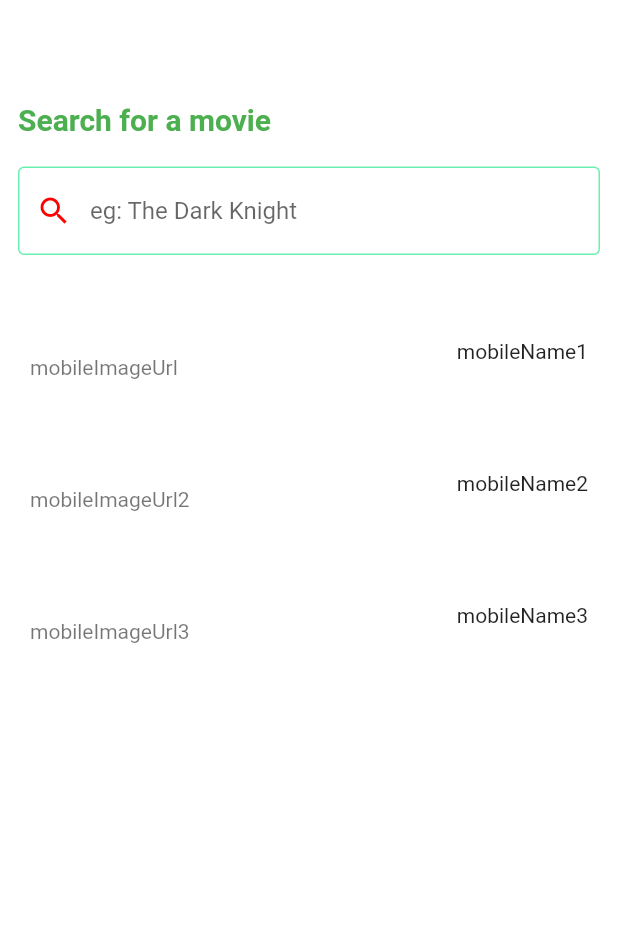
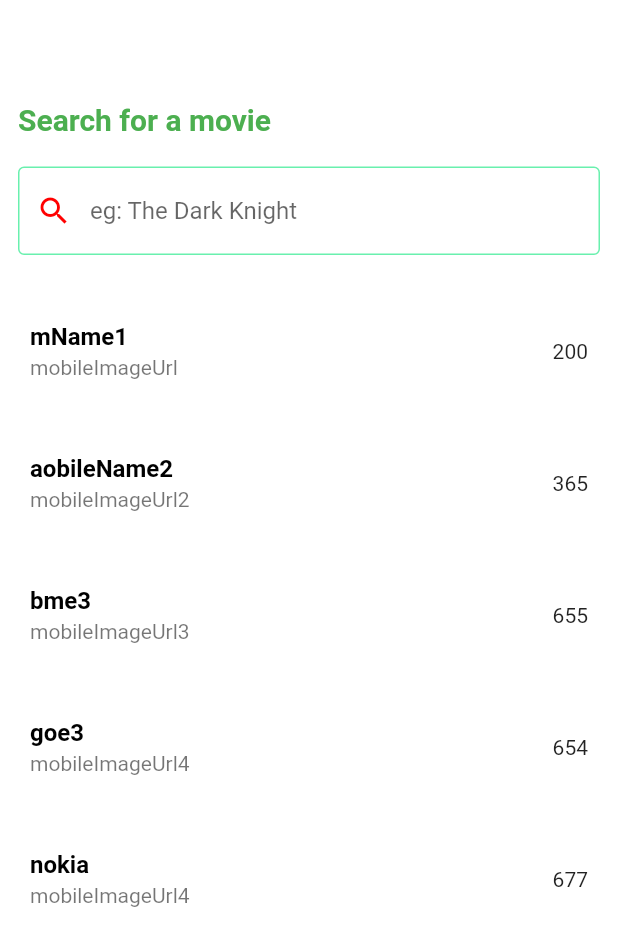
Before and after one commit to zakaria90024/flutter_project, a Flutter app: the SearchPage screen opened directly, on a phone screen of 412 x 824 dp. Shown: the top 946 px of the screen. Run offline on Flutter 3.47's test engine with Material 2 defaults, Android fonts, the phone set to English and light mode, and no system bars; our stand-ins replace fluttertoast.

Commit message:
Normal Search Added On Appbar, search tutorial, total search, Last search, complete tutorial

```diff
--- a/lib/search.dart
+++ b/lib/search.dart
@@ -29,11 +29,22 @@ class SearchPage extends StatefulWidget {
 
 class _SearchPageState extends State<SearchPage> {
   static List<MobileModel> main_mobiles_list = [
-    MobileModel("1", "mobileName1", "mobilePrice1", "mobileImageUrl"),
-    MobileModel("2", "mobileName2", "mobilePrice2", "mobileImageUrl2"),
-    MobileModel("3", "mobileName3", "mobilePrice3", "mobileImageUrl3")
+    MobileModel("1", "mName1", "200", "mobileImageUrl"),
+    MobileModel("2", "aobileName2", "365", "mobileImageUrl2"),
+    MobileModel("3", "bme3", "655", "mobileImageUrl3"),
+    MobileModel("4", "goe3", "654", "mobileImageUrl4"),
+    MobileModel("4", "nokia", "677", "mobileImageUrl4"),
   ];
   List<MobileModel> new_mobile = List.from(main_mobiles_list);
+
+  void updateList(String value) {
+    setState(() {
+      new_mobile = main_mobiles_list
+          .where((element) =>
+              element.mobileName!.toLowerCase().contains(value.toLowerCase()))
+          .toList();
+    });
+  }
 
   @override
   Widget build(BuildContext context) {
@@ -49,18 +60,19 @@ class _SearchPageState extends State<SearchPage> {
           mainAxisAlignment: MainAxisAlignment.start,
           crossAxisAlignment: CrossAxisAlignment.start,
           children: [
-            Text(
+            const Text(
               "Search for a movie",
               style: TextStyle(
                   color: Colors.green,
                   fontSize: 20.0,
                   fontWeight: FontWeight.bold),
             ),
-            SizedBox(
+            const SizedBox(
               height: 20.0,
             ),
             TextField(
-              decoration: InputDecoration(
+              onChanged: (value) => updateList(value),
+              decoration: const InputDecoration(
                 hintText: "eg: The Dark Knight",
                 prefixIcon: Icon(Icons.search),
                 prefixIconColor: Color(0xffff0000),
@@ -76,21 +88,32 @@ class _SearchPageState extends State<SearchPage> {
                 ),
               ),
             ),
-            SizedBox(
+            const SizedBox(
               height: 20.0,
             ),
             Expanded(
-              child: ListView.builder(
+              child: new_mobile.isEmpty
+                  ? const Center(
+                      child: Text(
+                        "Now Result Found",
+                        style: TextStyle(
+                            color: Colors.black,
+                            fontWeight: FontWeight.bold,
+                            fontSize: 22),
+                      ),
+                    )
+                  : ListView.builder(
                       itemCount: new_mobile.length,
                       itemBuilder: (context, index) => ListTile(
                         contentPadding: EdgeInsets.all(8.0),
                         title: Text(
-                    new_mobile[index].mobileName!,
-                    style: TextStyle(
-                        color: Colors.white, fontWeight: FontWeight.bold),
+                          "${new_mobile[index].mobileName}",
+                          style: const TextStyle(
+                              color: Colors.black, fontWeight: FontWeight.bold),
                         ),
                         subtitle: Text('${new_mobile[index].mobileImageUrl}'),
-                  trailing: Text('${new_mobile[index].mobileName}'),
+                        trailing: Text('${new_mobile[index].mobilePrice}'),
+                        //leading: Image.network(new_mobile[index].mobileImageUrl!),
                       ),
                     ),
             ),
```
Lines whose indentation alone changed are shown as unchanged.
